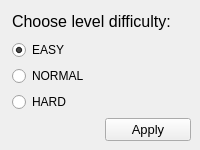
Qt form gameplay/highway_menu/select_level_menu.ui (germanivanov0719/Racing) before a commit.
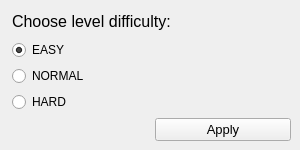
The same form after that commit.

Diff of the .ui file:
```diff
--- a/gameplay/highway_menu/select_level_menu.ui
+++ b/gameplay/highway_menu/select_level_menu.ui
@@ -6,7 +6,7 @@
    <rect>
     <x>0</x>
     <y>0</y>
-    <width>200</width>
+    <width>300</width>
     <height>150</height>
    </rect>
   </property>
@@ -18,14 +18,14 @@
   </property>
   <property name="minimumSize">
    <size>
-    <width>200</width>
+    <width>300</width>
     <height>150</height>
    </size>
   </property>
   <property name="maximumSize">
    <size>
-    <width>306</width>
-    <height>212</height>
+    <width>300</width>
+    <height>150</height>
    </size>
   </property>
   <property name="windowTitle">
```
